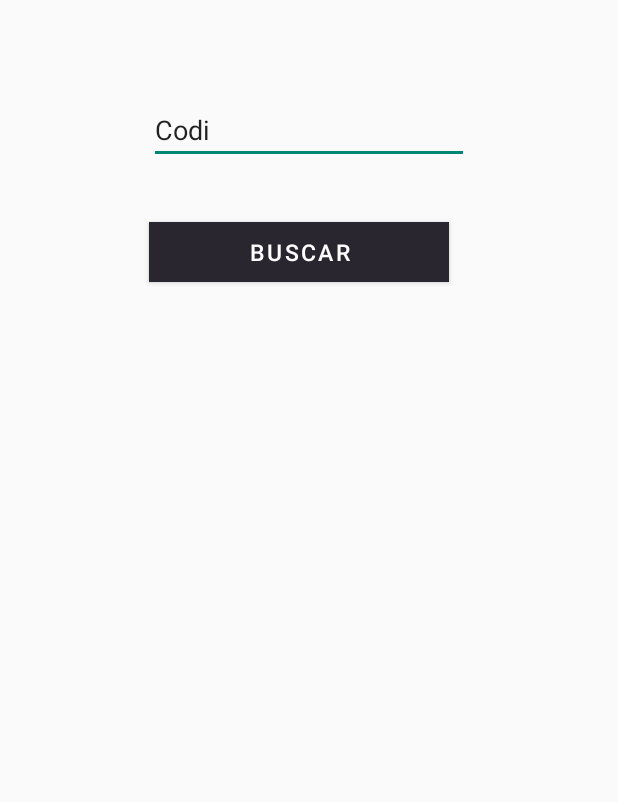
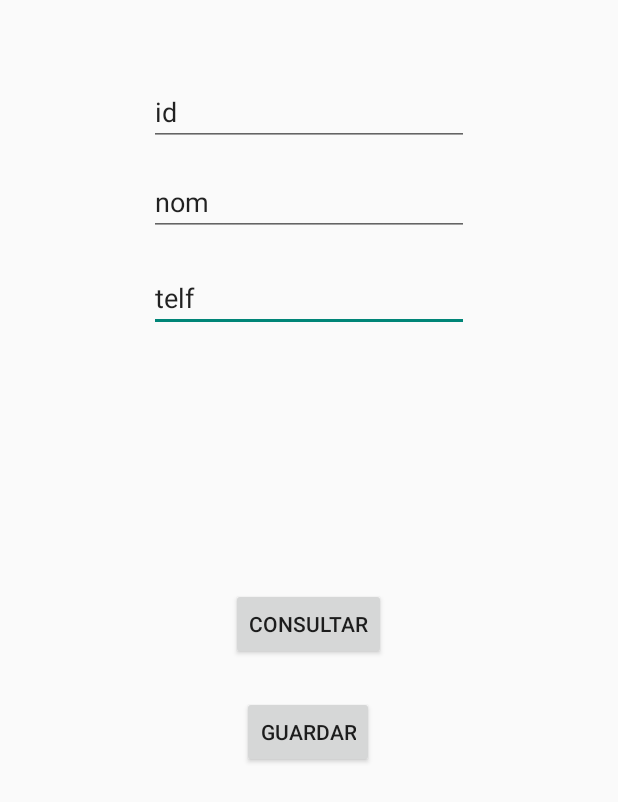
Before and after one commit to dsntta/M13.ProjecteFinal, an Android app: the screen it shows after launch (ITXStock before the commit, Dades after it), after a tap on "ITX STOCK", on a phone screen of 412 x 824 dp. Shown: the top 802 px of the screen. Run offline under Robolectric (Android 15) with nearby library versions, the phone set to English and light mode, and no system bars.

Commit message:
Connexió amb la BBDD

```diff
--- a/Projecte Inditex/app/src/main/AndroidManifest.xml
+++ b/Projecte Inditex/app/src/main/AndroidManifest.xml
@@ -12,7 +12,8 @@
         android:roundIcon="@mipmap/ic_launcher_round"
         android:supportsRtl="true"
         android:theme="@style/Theme.AppCompat.Light.NoActionBar">
-        <activity android:name=".ITXStock"></activity>
+        <activity android:name=".Dades"></activity>
+        <activity android:name=".ITXStock" />
         <activity android:name=".Seccio" />
         <activity android:name=".Informacio" />
         <activity android:name=".Reposicion" />
--- a/Projecte Inditex/app/src/main/java/com/example/projecteinditex/MainActivity.java
+++ b/Projecte Inditex/app/src/main/java/com/example/projecteinditex/MainActivity.java
@@ -25,7 +25,7 @@ public class MainActivity extends AppCompatActivity {
     // Método per accedir a l'opció de consulta de Stock
     public void ConsultaStock(View view) {
 
-        Intent repo = new  Intent(this, ITXStock.class);
+        Intent repo = new  Intent(this, Dades.class);
         startActivity(repo);
     }
 
--- /dev/null
+++ b/Projecte Inditex/app/src/main/res/layout/activity_dades.xml
@@ -0,0 +1,66 @@
+<?xml version="1.0" encoding="utf-8"?>
+<androidx.constraintlayout.widget.ConstraintLayout xmlns:android="http://schemas.android.com/apk/res/android"
+    xmlns:app="http://schemas.android.com/apk/res-auto"
+    xmlns:tools="http://schemas.android.com/tools"
+    android:layout_width="match_parent"
+    android:layout_height="match_parent"
+    tools:context=".Dades">
+
+    <EditText
+        android:id="@+id/etTelefono"
+        android:layout_width="wrap_content"
+        android:layout_height="wrap_content"
+        android:layout_marginTop="176dp"
+        android:ems="10"
+        android:inputType="textPersonName"
+        android:text="telf"
+        app:layout_constraintEnd_toEndOf="parent"
+        app:layout_constraintStart_toStartOf="parent"
+        app:layout_constraintTop_toTopOf="parent" />
+
+    <EditText
+        android:id="@+id/etNombres"
+        android:layout_width="wrap_content"
+        android:layout_height="wrap_content"
+        android:layout_marginTop="112dp"
+        android:ems="10"
+        android:inputType="textPersonName"
+        android:text="nom"
+        app:layout_constraintEnd_toEndOf="parent"
+        app:layout_constraintStart_toStartOf="parent"
+        app:layout_constraintTop_toTopOf="parent" />
+
+    <Button
+        android:id="@+id/btnConsultar"
+        android:layout_width="wrap_content"
+        android:layout_height="wrap_content"
+        android:layout_marginBottom="384dp"
+        android:text="Consultar"
+        app:layout_constraintBottom_toBottomOf="parent"
+        app:layout_constraintEnd_toEndOf="parent"
+        app:layout_constraintHorizontal_bias="0.498"
+        app:layout_constraintStart_toStartOf="parent" />
+
+    <Button
+        android:id="@+id/btnGuardar"
+        android:layout_width="wrap_content"
+        android:layout_height="wrap_content"
+        android:layout_marginBottom="312dp"
+        android:text="Guardar"
+        app:layout_constraintBottom_toBottomOf="parent"
+        app:layout_constraintEnd_toEndOf="parent"
+        app:layout_constraintHorizontal_bias="0.498"
+        app:layout_constraintStart_toStartOf="parent" />
+
+    <EditText
+        android:id="@+id/etId"
+        android:layout_width="wrap_content"
+        android:layout_height="wrap_content"
+        android:layout_marginTop="52dp"
+        android:ems="10"
+        android:inputType="textPersonName"
+        android:text="id "
+        app:layout_constraintEnd_toEndOf="parent"
+        app:layout_constraintStart_toStartOf="parent"
+        app:layout_constraintTop_toTopOf="parent" />
+</androidx.constraintlayout.widget.ConstraintLayout>
```
Also changed, not shown: Projecte Inditex/app/src/main/java/com/example/projecteinditex/Dades.java (added, +158 -0 lines).
